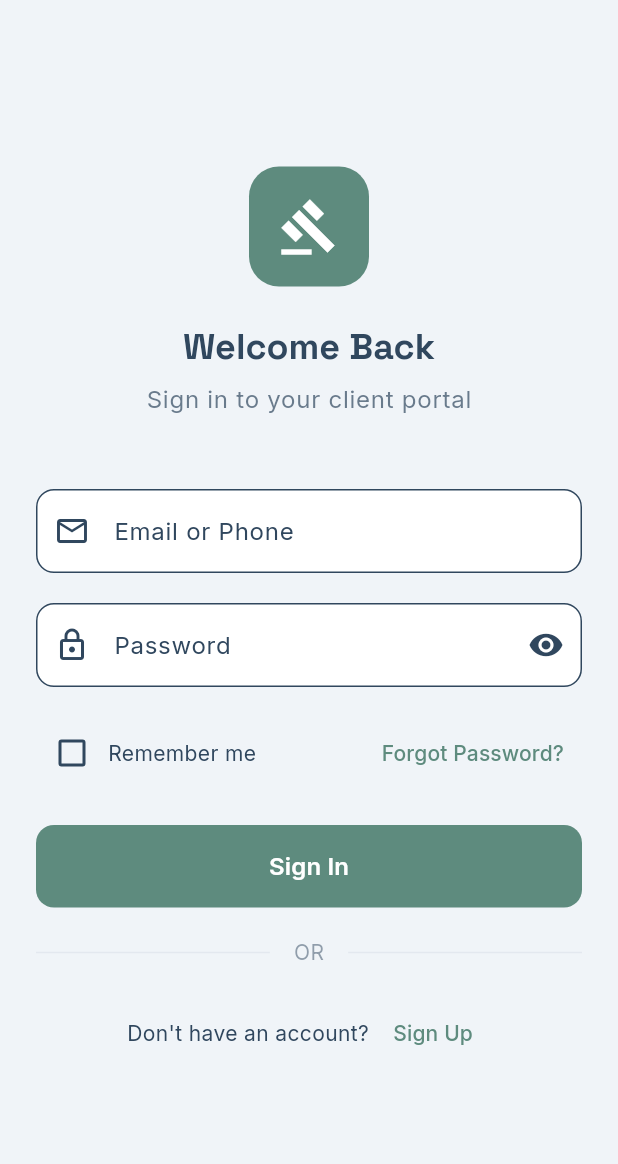
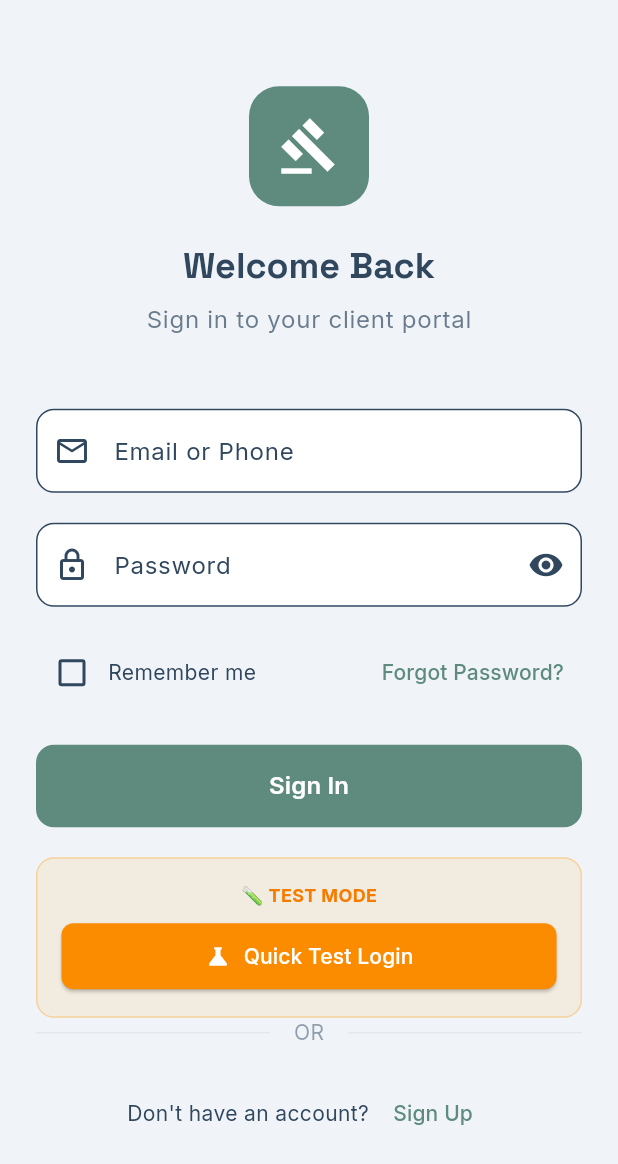
Before and after one commit to bansallawyers12/client-portal, a Flutter app: the screen it shows after launch, on a phone screen of 412 x 824 dp. Shown: the top 1164 px of the screen. Run offline on Flutter 3.47's test engine with Material 3 defaults, Android fonts, the phone set to English and light mode, and no system bars; our stand-ins replace file_picker, firebase_core, firebase_messaging, flutter_secure_storage, google_fonts, hive and 2 more; accounts and stored records are empty.

Commit message:
iphone test

```diff
--- a/lib/config/theme_config.dart
+++ b/lib/config/theme_config.dart
@@ -134,7 +134,7 @@ class ThemeConfig {
           backgroundColor: primaryColor,
           foregroundColor: Colors.white,
           elevation: 2,
-          shadowColor: primaryColor.withOpacity(0.3),
+          shadowColor: primaryColor.withValues(alpha: 0.3),
           shape: RoundedRectangleBorder(borderRadius: BorderRadius.circular(8)),
           padding: const EdgeInsets.symmetric(horizontal: 24, vertical: 12),
           textStyle: GoogleFonts.inter(
@@ -343,7 +343,7 @@ class ThemeConfig {
           backgroundColor: primaryColor,
           foregroundColor: Colors.white,
           elevation: 2,
-          shadowColor: primaryColor.withOpacity(0.3),
+          shadowColor: primaryColor.withValues(alpha: 0.3),
           shape: RoundedRectangleBorder(borderRadius: BorderRadius.circular(8)),
           padding: const EdgeInsets.symmetric(horizontal: 24, vertical: 12),
           textStyle: GoogleFonts.inter(
--- a/lib/main.dart
+++ b/lib/main.dart
@@ -2805,8 +2805,9 @@ class _DocumentUploaderState extends State<DocumentUploader> {
             'file_size': (doc['file_size'] ?? '').toString(),
           });
         }
-      } else if (data is Map && data['data'] is List) {
-        final dataList = data['data'] as List;
+      } else if (data is Map && data['data'] != null) {
+        final dataList = data['data'] as List?;
+        if (dataList != null) {
           for (final doc in dataList) {
             newDocuments.add({
               'name': (doc['title'] ?? '').toString(),
@@ -2815,6 +2816,7 @@ class _DocumentUploaderState extends State<DocumentUploader> {
               'file_type': (doc['file_type'] ?? '').toString(),
               'file_size': (doc['file_size'] ?? '').toString(),
             });
+          }
         }
       }
 
--- a/lib/screens/auth/forgot_password_screen.dart
+++ b/lib/screens/auth/forgot_password_screen.dart
@@ -105,7 +105,7 @@ class _ForgotPasswordScreenState extends State<ForgotPasswordScreen> {
                       Text(
                         'Enter your email address and we\'ll send you a link to reset your password.',
                         style: Theme.of(context).textTheme.bodyLarge?.copyWith(
-                          color: Theme.of(context).textTheme.bodyMedium?.color?.withOpacity(0.7),
+                          color: Theme.of(context).textTheme.bodyMedium?.color?.withValues(alpha: 0.7),
                         ),
                         textAlign: TextAlign.center,
                       ),
@@ -201,9 +201,9 @@ class _ForgotPasswordScreenState extends State<ForgotPasswordScreen> {
                     Container(
                       padding: const EdgeInsets.all(16),
                       decoration: BoxDecoration(
-                        color: Colors.green.withOpacity(0.1),
+                        color: Colors.green.withValues(alpha: 0.1),
                         borderRadius: BorderRadius.circular(12),
-                        border: Border.all(color: Colors.green.withOpacity(0.3)),
+                        border: Border.all(color: Colors.green.withValues(alpha: 0.3)),
                       ),
                       child: Row(
                         children: [
--- a/lib/screens/auth/login_screen.dart
+++ b/lib/screens/auth/login_screen.dart
@@ -1,9 +1,11 @@
 import 'package:flutter/material.dart';
 import 'package:local_auth/local_auth.dart';
+import 'dart:convert';
 import '../../services/auth_service.dart';
 import '../../config/theme_config.dart';
 import '../../widgets/common/loading_widget.dart';
 import '../../widgets/common/error_widget.dart';
+import '../../models/client.dart';
 
 class LoginScreen extends StatefulWidget {
   const LoginScreen({super.key});
@@ -156,6 +158,63 @@ class _LoginScreenState extends State<LoginScreen> {
     }
   }
 
+  /// Test login method for development and testing purposes
+  Future<void> _testLogin() async {
+    setState(() {
+      _isLoading = true;
+      _errorMessage = null;
+      _successMessage = null;
+    });
+
+    try {
+      // Simulate a test login with mock data
+      await Future.delayed(
+        const Duration(milliseconds: 800),
+      ); // Simulate network delay
+
+      // Create a mock client for testing using the correct constructor
+      final mockClient = Client(
+        id: 1,
+        clientId: 'test_client_001',
+        name: 'Test Client',
+        email: 'test@example.com',
+        phone: '+1234567890',
+        city: 'Test City',
+        address: '123 Test Street',
+        createdAt: DateTime.now(),
+        updatedAt: DateTime.now(),
+        state: 'Test State',
+        country: 'Test Country',
+        postCode: '12345',
+        gender: 'Not Specified',
+        age: '25',
+        maritalStatus: 'Single',
+        phoneNumber1: '+1234567890',
+        phoneVerify: true,
+        emailVerify: true,
+        themeMode: 'light',
+      );
+
+      // Simulate successful login by setting success message
+      setState(() {
+        _successMessage = 'Test login successful! Navigating to dashboard...';
+      });
+
+      // Navigate to dashboard after successful test login
+      Future.delayed(const Duration(seconds: 1), () {
+        Navigator.pushReplacementNamed(context, '/dashboard');
+      });
+    } catch (e) {
+      setState(() {
+        _errorMessage = 'Test login failed: ${e.toString()}';
+      });
+    } finally {
+      setState(() {
+        _isLoading = false;
+      });
+    }
+  }
+
   @override
   Widget build(BuildContext context) {
     return Scaffold(
@@ -180,24 +239,21 @@ class _LoginScreenState extends State<LoginScreen> {
                           color: Theme.of(context).primaryColor,
                           borderRadius: BorderRadius.circular(20),
                         ),
-                        child: Icon(
-                          Icons.gavel,
-                          size: 40,
-                          color: Colors.white,
-                        ),
+                        child: Icon(Icons.gavel, size: 40, color: Colors.white),
                       ),
                       const SizedBox(height: 24),
                       Text(
                         'Welcome Back',
-                        style: Theme.of(context).textTheme.headlineMedium?.copyWith(
-                          fontWeight: FontWeight.bold,
-                        ),
+                        style: Theme.of(context).textTheme.headlineMedium
+                            ?.copyWith(fontWeight: FontWeight.bold),
                       ),
                       const SizedBox(height: 8),
                       Text(
                         'Sign in to your client portal',
                         style: Theme.of(context).textTheme.bodyLarge?.copyWith(
-                          color: Theme.of(context).textTheme.bodyMedium?.color?.withOpacity(0.7),
+                          color: Theme.of(
+                            context,
+                          ).textTheme.bodyMedium?.color?.withValues(alpha: 0.7),
                         ),
                       ),
                     ],
@@ -293,7 +349,10 @@ class _LoginScreenState extends State<LoginScreen> {
                             ),
                             TextButton(
                               onPressed: () {
-                                Navigator.pushNamed(context, '/forgot-password');
+                                Navigator.pushNamed(
+                                  context,
+                                  '/forgot-password',
+                                );
                               },
                               child: const Text('Forgot Password?'),
                             ),
@@ -314,13 +373,16 @@ class _LoginScreenState extends State<LoginScreen> {
                             ),
                             elevation: 0,
                           ),
-                          child: _isLoading
+                          child:
+                              _isLoading
                                   ? const SizedBox(
                                     height: 20,
                                     width: 20,
                                     child: CircularProgressIndicator(
                                       strokeWidth: 2,
-                                  valueColor: AlwaysStoppedAnimation<Color>(Colors.white),
+                                      valueColor: AlwaysStoppedAnimation<Color>(
+                                        Colors.white,
+                                      ),
                                     ),
                                   )
                                   : const Text(
@@ -338,11 +400,16 @@ class _LoginScreenState extends State<LoginScreen> {
                         if (_biometricAvailable) ...[
                           if (_biometricEnabled)
                             OutlinedButton.icon(
-                              onPressed: _isLoading ? null : _authenticateWithBiometrics,
+                              onPressed:
+                                  _isLoading
+                                      ? null
+                                      : _authenticateWithBiometrics,
                               icon: const Icon(Icons.fingerprint),
                               label: const Text('Sign in with Biometrics'),
                               style: OutlinedButton.styleFrom(
-                                padding: const EdgeInsets.symmetric(vertical: 16),
+                                padding: const EdgeInsets.symmetric(
+                                  vertical: 16,
+                                ),
                                 shape: RoundedRectangleBorder(
                                   borderRadius: BorderRadius.circular(12),
                                 ),
@@ -354,7 +421,9 @@ class _LoginScreenState extends State<LoginScreen> {
                               icon: const Icon(Icons.fingerprint_outlined),
                               label: const Text('Enable Biometric Login'),
                               style: OutlinedButton.styleFrom(
-                                padding: const EdgeInsets.symmetric(vertical: 16),
+                                padding: const EdgeInsets.symmetric(
+                                  vertical: 16,
+                                ),
                                 shape: RoundedRectangleBorder(
                                   borderRadius: BorderRadius.circular(12),
                                 ),
@@ -364,20 +433,82 @@ class _LoginScreenState extends State<LoginScreen> {
                           const SizedBox(height: 20),
                         ],
 
+                        // Test Login Button (Development Only)
+                        Container(
+                          padding: const EdgeInsets.all(16),
+                          decoration: BoxDecoration(
+                            color: Colors.orange.withOpacity(0.1),
+                            border: Border.all(
+                              color: Colors.orange.withOpacity(0.3),
+                            ),
+                            borderRadius: BorderRadius.circular(12),
+                          ),
+                          child: Column(
+                            children: [
+                              Text(
+                                '🧪 TEST MODE',
+                                style: TextStyle(
+                                  fontSize: 12,
+                                  fontWeight: FontWeight.bold,
+                                  color: Colors.orange[700],
+                                ),
+                              ),
+                              const SizedBox(height: 8),
+                              SizedBox(
+                                width: double.infinity,
+                                child: ElevatedButton.icon(
+                                  onPressed: _isLoading ? null : _testLogin,
+                                  style: ElevatedButton.styleFrom(
+                                    backgroundColor: Colors.orange[600],
+                                    foregroundColor: Colors.white,
+                                    padding: const EdgeInsets.symmetric(
+                                      vertical: 12,
+                                    ),
+                                    shape: RoundedRectangleBorder(
+                                      borderRadius: BorderRadius.circular(8),
+                                    ),
+                                  ),
+                                  icon: const Icon(Icons.science, size: 18),
+                                  label: const Text(
+                                    'Quick Test Login',
+                                    style: TextStyle(fontSize: 14),
+                                  ),
+                                ),
+                              ),
+                            ],
+                          ),
+                        ),
+
                         // Divider
                         Row(
                           children: [
-                            Expanded(child: Divider(color: Theme.of(context).dividerColor)),
+                            Expanded(
+                              child: Divider(
+                                color: Theme.of(context).dividerColor,
+                              ),
+                            ),
                             Padding(
-                              padding: const EdgeInsets.symmetric(horizontal: 16),
+                              padding: const EdgeInsets.symmetric(
+                                horizontal: 16,
+                              ),
                               child: Text(
                                 'OR',
-                                style: Theme.of(context).textTheme.bodyMedium?.copyWith(
-                                  color: Theme.of(context).textTheme.bodyMedium?.color?.withOpacity(0.5),
+                                style: Theme.of(
+                                  context,
+                                ).textTheme.bodyMedium?.copyWith(
+                                  color: Theme.of(context)
+                                      .textTheme
+                                      .bodyMedium
+                                      ?.color
+                                      ?.withValues(alpha: 0.5),
                                 ),
                               ),
                             ),
-                            Expanded(child: Divider(color: Theme.of(context).dividerColor)),
+                            Expanded(
+                              child: Divider(
+                                color: Theme.of(context).dividerColor,
+                              ),
+                            ),
                           ],
                         ),
 
@@ -414,9 +545,11 @@ class _LoginScreenState extends State<LoginScreen> {
                     Container(
                       padding: const EdgeInsets.all(16),
                       decoration: BoxDecoration(
-                        color: Colors.green.withOpacity(0.1),
+                        color: Colors.green.withValues(alpha: 0.1),
                         borderRadius: BorderRadius.circular(12),
-                        border: Border.all(color: Colors.green.withOpacity(0.3)),
+                        border: Border.all(
+                          color: Colors.green.withValues(alpha: 0.3),
+                        ),
                       ),
                       child: Row(
                         children: [
--- a/lib/screens/billing/invoices_screen.dart
+++ b/lib/screens/billing/invoices_screen.dart
@@ -208,7 +208,7 @@ class _InvoicesScreenState extends State<InvoicesScreen> {
                       vertical: 4,
                     ),
                     decoration: BoxDecoration(
-                      color: _getStatusColor(invoice.status).withOpacity(0.1),
+                      color: _getStatusColor(invoice.status).withValues(alpha: 0.1),
                       borderRadius: BorderRadius.circular(12),
                     ),
                     child: Text(
@@ -251,7 +251,7 @@ class _InvoicesScreenState extends State<InvoicesScreen> {
                         vertical: 2,
                       ),
                       decoration: BoxDecoration(
-                        color: Colors.red.withOpacity(0.1),
+                        color: Colors.red.withValues(alpha: 0.1),
                         borderRadius: BorderRadius.circular(8),
                       ),
                       child: Text(
--- a/lib/widgets/cases/milestone_card.dart
+++ b/lib/widgets/cases/milestone_card.dart
@@ -98,10 +98,10 @@ class MilestoneCard extends StatelessWidget {
                           decoration: BoxDecoration(
                             color:
                                 isCompleted
-                                    ? Colors.green.withOpacity(0.1)
+                                    ? Colors.green.withValues(alpha: 0.1)
                                     : isCurrent
-                                    ? milestoneColor.withOpacity(0.1)
-                                    : Colors.grey.withOpacity(0.1),
+                                    ? milestoneColor.withValues(alpha: 0.1)
+                                    : Colors.grey.withValues(alpha: 0.1),
                             borderRadius: BorderRadius.circular(12),
                           ),
                           child: Text(
--- a/lib/widgets/cases/timeline_widget.dart
+++ b/lib/widgets/cases/timeline_widget.dart
@@ -102,7 +102,7 @@ class TimelineWidget extends StatelessWidget {
                           decoration: BoxDecoration(
                             color: _getEventTypeColor(
                               event.type,
-                            ).withOpacity(0.1),
+                            ).withValues(alpha: 0.1),
                             borderRadius: BorderRadius.circular(12),
                           ),
                           child: Text(
--- a/lib/widgets/common/loading_widget.dart
+++ b/lib/widgets/common/loading_widget.dart
@@ -33,7 +33,7 @@ class LoadingWidget extends StatelessWidget {
             Text(
               message!,
               style: Theme.of(context).textTheme.bodyMedium?.copyWith(
-                color: Theme.of(context).textTheme.bodyMedium?.color?.withOpacity(0.7),
+                color: Theme.of(context).textTheme.bodyMedium?.color?.withValues(alpha: 0.7),
               ),
               textAlign: TextAlign.center,
             ),
@@ -65,7 +65,7 @@ class LoadingOverlay extends StatelessWidget {
         child,
         if (isLoading)
           Container(
-            color: backgroundColor ?? Colors.black.withOpacity(0.5),
+            color: backgroundColor ?? Colors.black.withValues(alpha: 0.5),
             child: LoadingWidget(message: message),
           ),
       ],
--- a/lib/widgets/dashboard/quick_actions_card.dart
+++ b/lib/widgets/dashboard/quick_actions_card.dart
@@ -82,9 +82,9 @@ class QuickActionsCard extends StatelessWidget {
       child: Container(
         padding: const EdgeInsets.all(16),
         decoration: BoxDecoration(
-          color: color.withOpacity(0.1),
+          color: color.withValues(alpha: 0.1),
           borderRadius: BorderRadius.circular(12),
-          border: Border.all(color: color.withOpacity(0.3)),
+          border: Border.all(color: color.withValues(alpha: 0.3)),
         ),
         child: Column(
           children: [
--- a/lib/widgets/documents/document_card.dart
+++ b/lib/widgets/documents/document_card.dart
@@ -85,7 +85,7 @@ class DocumentCard extends StatelessWidget {
                               decoration: BoxDecoration(
                                 color: _getStatusColor(
                                   document.status,
-                                ).withOpacity(0.1),
+                                ).withValues(alpha: 0.1),
                                 borderRadius: BorderRadius.circular(12),
                               ),
                               child: Text(
```
Also changed, not shown: lib/screens/appointments/appointments_screen.dart (+20 -6 lines), lib/screens/auth/register_screen.dart (+5 -5 lines), lib/screens/dashboard/dashboard_screen.dart (+8 -8 lines), lib/widgets/common/error_widget.dart (+5 -5 lines), lib/widgets/dashboard/case_summary_card.dart (+9 -9 lines), lib/widgets/dashboard/document_status_card.dart (+10 -10 lines), lib/widgets/dashboard/upcoming_deadlines_card.dart (+11 -11 lines), pubspec.lock. Lines whose indentation alone changed are shown as unchanged.
